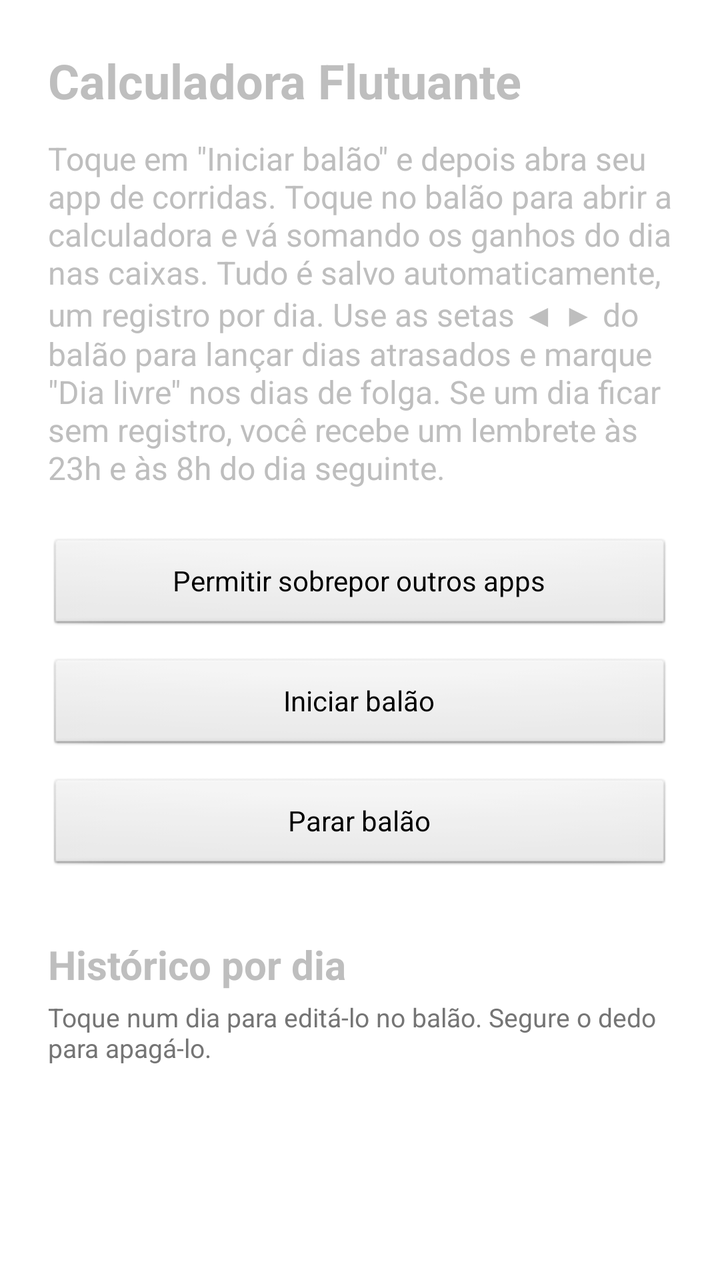
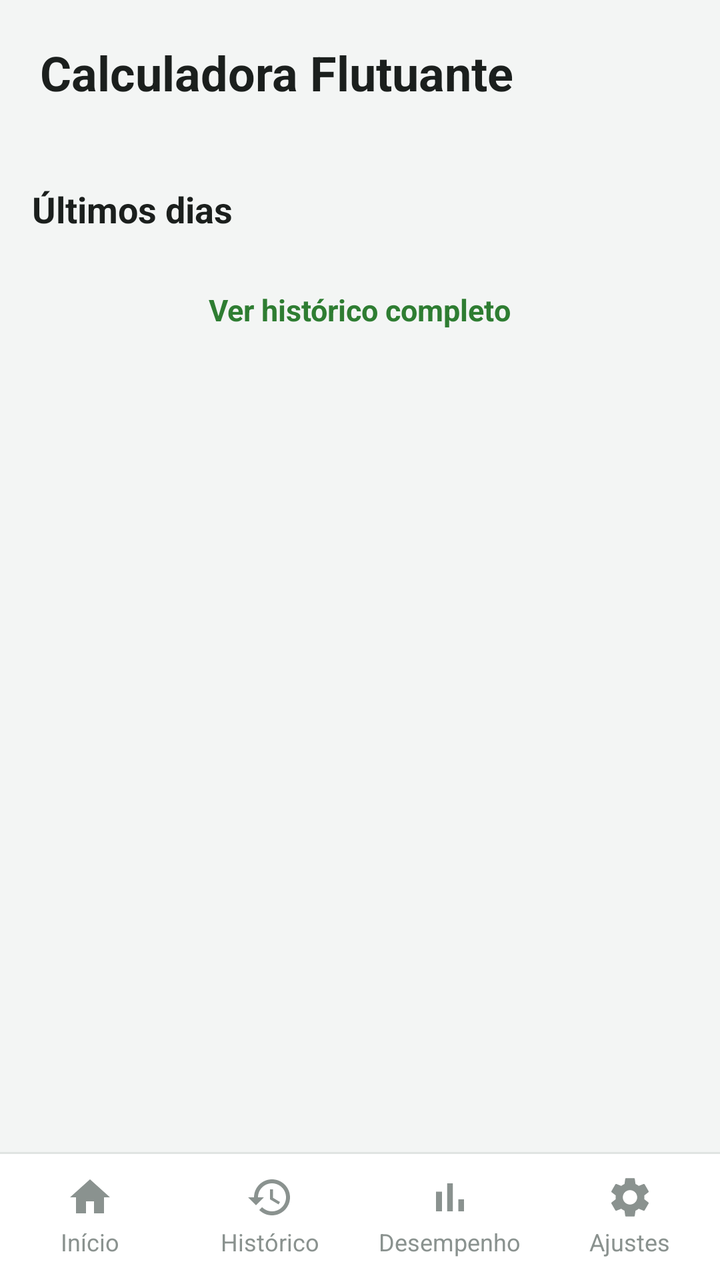

Two renders of the same Android screen: before a commit and after it. Below are the layout's source before the change and the commit's diff.
<!-- AndroidManifest.xml: activity theme Lancador -->
<!-- res/layout/activity_main.xml -->
<?xml version="1.0" encoding="utf-8"?>
<ScrollView xmlns:android="http://schemas.android.com/apk/res/android"
    android:id="@+id/rolagem"
    android:layout_width="match_parent"
    android:layout_height="match_parent">

<LinearLayout
    android:layout_width="match_parent"
    android:layout_height="wrap_content"
    android:orientation="vertical"
    android:padding="24dp">

    <TextView
        android:layout_width="wrap_content"
        android:layout_height="wrap_content"
        android:text="@string/app_name"
        android:textSize="24sp"
        android:textStyle="bold" />

    <TextView
        android:layout_width="match_parent"
        android:layout_height="wrap_content"
        android:layout_marginTop="12dp"
        android:text="@string/instrucoes"
        android:textSize="16sp" />

    <Button
        android:id="@+id/btnPermissao"
        android:layout_width="match_parent"
        android:layout_height="wrap_content"
        android:layout_marginTop="24dp"
        android:text="@string/permitir" />

    <Button
        android:id="@+id/btnIniciar"
        android:layout_width="match_parent"
        android:layout_height="wrap_content"
        android:layout_marginTop="12dp"
        android:text="@string/iniciar" />

    <Button
        android:id="@+id/btnParar"
        android:layout_width="match_parent"
        android:layout_height="wrap_content"
        android:layout_marginTop="12dp"
        android:text="@string/parar" />

    <TextView
        android:id="@+id/tituloHistorico"
        android:layout_width="wrap_content"
        android:layout_height="wrap_content"
        android:layout_marginTop="32dp"
        android:text="Histórico por dia"
        android:textSize="20sp"
        android:textStyle="bold" />

    <TextView
        android:layout_width="match_parent"
        android:layout_height="wrap_content"
        android:layout_marginTop="4dp"
        android:text="Toque num dia para editá-lo no balão. Segure o dedo para apagá-lo."
        android:textColor="#FF757575"
        android:textSize="13sp" />

    <LinearLayout
        android:id="@+id/historico"
        android:layout_width="match_parent"
        android:layout_height="wrap_content"
        android:layout_marginTop="8dp"
        android:orientation="vertical" />
</LinearLayout>
</ScrollView>
<!-- resources referenced by this layout -->
<resources>
  <!-- unchanged entries left out for length: 6 -->
</resources>

<!-- the commit's change to res/layout/activity_main.xml (unified diff, before → after) -->
@@ -1,72 +1,218 @@
 <?xml version="1.0" encoding="utf-8"?>
-<ScrollView xmlns:android="http://schemas.android.com/apk/res/android"
-    android:id="@+id/rolagem"
+<LinearLayout xmlns:android="http://schemas.android.com/apk/res/android"
+    android:id="@+id/raiz"
     android:layout_width="match_parent"
-    android:layout_height="match_parent">
-
-<LinearLayout
-    android:layout_width="match_parent"
-    android:layout_height="wrap_content"
-    android:orientation="vertical"
-    android:padding="24dp">
+    android:layout_height="match_parent"
+    android:background="@color/fundo"
+    android:orientation="vertical">
 
     <TextView
-        android:layout_width="wrap_content"
+        android:id="@+id/tituloAba"
+        android:layout_width="match_parent"
         android:layout_height="wrap_content"
+        android:paddingHorizontal="20dp"
+        android:paddingTop="20dp"
+        android:paddingBottom="8dp"
         android:text="@string/app_name"
+        android:textColor="@color/texto"
         android:textSize="24sp"
         android:textStyle="bold" />
 
-    <TextView
+    <FrameLayout
         android:layout_width="match_parent"
-        android:layout_height="wrap_content"
-        android:layout_marginTop="12dp"
-        android:text="@string/instrucoes"
-        android:textSize="16sp" />
-
-    <Button
-        android:id="@+id/btnPermissao"
+        android:layout_height="0dp"
+        android:layout_weight="1">
+
+        
+        <ScrollView
+            android:id="@+id/abaInicio"
+            android:layout_width="match_parent"
+            android:layout_height="match_parent">
+
+            <LinearLayout
+                android:layout_width="match_parent"
+                android:layout_height="wrap_content"
+                android:orientation="vertical"
+                android:paddingHorizontal="16dp"
+                android:paddingBottom="24dp">
+
+                <FrameLayout
+                    android:id="@+id/resumoMesAtual"
+                    android:layout_width="match_parent"
+                    android:layout_height="wrap_content"
+                    android:layout_marginTop="8dp" />
+
+                <TextView
+                    style="@style/TituloSecao"
+                    android:text="Últimos dias" />
+
+                <LinearLayout
+                    android:id="@+id/ultimosDias"
+                    android:layout_width="match_parent"
+                    android:layout_height="wrap_content"
+                    android:orientation="vertical" />
+
+                <TextView
+                    android:id="@+id/verHistorico"
+                    android:layout_width="wrap_content"
+                    android:layout_height="wrap_content"
+                    android:layout_gravity="center_horizontal"
+                    android:layout_marginTop="4dp"
+                    android:background="?android:attr/selectableItemBackground"
+                    android:padding="12dp"
+                    android:text="Ver histórico completo"
+                    android:textColor="@color/verde"
+                    android:textSize="15sp"
+                    android:textStyle="bold" />
+            </LinearLayout>
+        </ScrollView>
+
+        
+        <ScrollView
+            android:id="@+id/abaHistorico"
+            android:layout_width="match_parent"
+            android:layout_height="match_parent"
+            android:visibility="gone">
+
+            <LinearLayout
+                android:layout_width="match_parent"
+                android:layout_height="wrap_content"
+                android:orientation="vertical"
+                android:paddingHorizontal="16dp"
+                android:paddingBottom="24dp">
+
+                <TextView
+                    style="@style/TextoAjuda"
+                    android:layout_marginTop="4dp"
+                    android:text="Toque num dia para editá-lo no balão. Segure o dedo para apagá-lo." />
+
+                <LinearLayout
+                    android:id="@+id/historico"
+                    android:layout_width="match_parent"
+                    android:layout_height="wrap_content"
+                    android:orientation="vertical" />
+            </LinearLayout>
+        </ScrollView>
+
+        
+        <ScrollView
+            android:id="@+id/abaDesempenho"
+            android:layout_width="match_parent"
+            android:layout_height="match_parent"
+            android:visibility="gone">
+
+            <LinearLayout
+                android:id="@+id/desempenho"
+                android:layout_width="match_parent"
+                android:layout_height="wrap_content"
+                android:orientation="vertical"
+                android:paddingHorizontal="16dp"
+                android:paddingBottom="24dp" />
+        </ScrollView>
+
+        
+        <ScrollView
+            android:id="@+id/abaAjustes"
+            android:layout_width="match_parent"
+            android:layout_height="match_parent"
+            android:visibility="gone">
+
+            <LinearLayout
+                android:layout_width="match_parent"
+                android:layout_height="wrap_content"
+                android:orientation="vertical"
+                android:paddingHorizontal="16dp"
+                android:paddingBottom="24dp">
+
+                <LinearLayout
+                    android:layout_width="match_parent"
+                    android:layout_height="wrap_content"
+                    android:layout_marginTop="8dp"
+                    android:background="@drawable/card_day_bg"
+                    android:orientation="vertical"
+                    android:padding="16dp">
+
+                    <TextView
+                        android:layout_width="wrap_content"
+                        android:layout_height="wrap_content"
+                        android:text="Balão flutuante"
+                        android:textColor="@color/texto"
+                        android:textSize="16sp"
+                        android:textStyle="bold" />
+
+                    <TextView
+                        style="@style/TextoAjuda"
+                        android:layout_marginTop="6dp"
+                        android:text="@string/instrucoes" />
+
+                    <Button
+                        android:id="@+id/btnPermissao"
+                        style="@style/BotaoSecundario"
+                        android:layout_marginTop="16dp"
+                        android:text="@string/permitir" />
+
+                    <Button
+                        android:id="@+id/btnIniciar"
+                        style="@style/BotaoPrimario"
+                        android:text="@string/iniciar" />
+
+                    <Button
+                        android:id="@+id/btnParar"
+                        style="@style/BotaoSecundario"
+                        android:text="@string/parar" />
+                </LinearLayout>
+
+                <LinearLayout
+                    android:layout_width="match_parent"
+                    android:layout_height="wrap_content"
+                    android:layout_marginTop="12dp"
+                    android:background="@drawable/card_day_bg"
+                    android:orientation="vertical"
+                    android:padding="16dp">
+
+                    <TextView
+                        android:layout_width="wrap_content"
+                        android:layout_height="wrap_content"
+                        android:text="Lembretes"
+                        android:textColor="@color/texto"
+                        android:textSize="16sp"
+                        android:textStyle="bold" />
+
+                    <TextView
+                        style="@style/TextoAjuda"
+                        android:layout_marginTop="6dp"
+                        android:text="@string/lembretes" />
+                </LinearLayout>
+            </LinearLayout>
+        </ScrollView>
+    </FrameLayout>
+
+    
+    <LinearLayout
+        android:id="@+id/abas"
         android:layout_width="match_parent"
-        android:layout_height="wrap_content"
-        android:layout_marginTop="24dp"
-        android:text="@string/permitir" />
-
-    <Button
-        android:id="@+id/btnIniciar"
-        android:layout_width="match_parent"
-        android:layout_height="wrap_content"
-        android:layout_marginTop="12dp"
-        android:text="@string/iniciar" />
-
-    <Button
-        android:id="@+id/btnParar"
-        android:layout_width="match_parent"
-        android:layout_height="wrap_content"
-        android:layout_marginTop="12dp"
-        android:text="@string/parar" />
-
-    <TextView
-        android:id="@+id/tituloHistorico"
-        android:layout_width="wrap_content"
-        android:layout_height="wrap_content"
-        android:layout_marginTop="32dp"
-        android:text="Histórico por dia"
-        android:textSize="20sp"
-        android:textStyle="bold" />
-
-    <TextView
-        android:layout_width="match_parent"
-        android:layout_height="wrap_content"
-        android:layout_marginTop="4dp"
-        android:text="Toque num dia para editá-lo no balão. Segure o dedo para apagá-lo."
-        android:textColor="#FF757575"
-        android:textSize="13sp" />
-
-    <LinearLayout
-        android:id="@+id/historico"
-        android:layout_width="match_parent"
-        android:layout_height="wrap_content"
-        android:layout_marginTop="8dp"
-        android:orientation="vertical" />
+        android:layout_height="64dp"
+        android:background="@drawable/abas_bg"
+        android:orientation="horizontal">
+
+        <LinearLayout android:id="@+id/botaoInicio" style="@style/Aba">
+            <ImageView style="@style/AbaIcone" android:src="@drawable/ic_aba_inicio" />
+            <TextView style="@style/AbaTexto" android:text="Início" />
+        </LinearLayout>
+
+        <LinearLayout android:id="@+id/botaoHistorico" style="@style/Aba">
+            <ImageView style="@style/AbaIcone" android:src="@drawable/ic_aba_historico" />
+            <TextView style="@style/AbaTexto" android:text="Histórico" />
+        </LinearLayout>
+
+        <LinearLayout android:id="@+id/botaoDesempenho" style="@style/Aba">
+            <ImageView style="@style/AbaIcone" android:src="@drawable/ic_aba_desempenho" />
+            <TextView style="@style/AbaTexto" android:text="Desempenho" />
+        </LinearLayout>
+
+        <LinearLayout android:id="@+id/botaoAjustes" style="@style/Aba">
+            <ImageView style="@style/AbaIcone" android:src="@drawable/ic_aba_ajustes" />
+            <TextView style="@style/AbaTexto" android:text="Ajustes" />
+        </LinearLayout>
+    </LinearLayout>
 </LinearLayout>
-</ScrollView>
<!-- resource entries referenced after the edit -->
@@ -1,5 +1,150 @@
 <!-- resources referenced by this layout -->
 <resources>
+  <color name="fundo">#FFF3F5F4</color>
+  <color name="texto">#FF1B1F1D</color>
+  <color name="verde">#FF2E7D32</color>
+  <!-- drawable abas_bg (drawable) -->
+  <?xml version="1.0" encoding="utf-8"?>
+  <layer-list xmlns:android="http://schemas.android.com/apk/res/android">
+      <item>
+          <shape android:shape="rectangle">
+              <solid android:color="@color/borda" />
+          </shape>
+      </item>
+      <item android:top="1dp">
+          <shape android:shape="rectangle">
+              <solid android:color="@color/card" />
+          </shape>
+      </item>
+  </layer-list>
+  <!-- drawable card_day_bg (drawable) -->
+  <?xml version="1.0" encoding="utf-8"?>
+  <shape xmlns:android="http://schemas.android.com/apk/res/android" android:shape="rectangle">
+      <solid android:color="@color/card" />
+      <stroke android:width="1dp" android:color="@color/borda" />
+      <corners android:radius="16dp" />
+  </shape>
+  <!-- drawable ic_aba_ajustes (drawable) -->
+  <?xml version="1.0" encoding="utf-8"?>
+  <vector xmlns:android="http://schemas.android.com/apk/res/android"
+      android:width="24dp"
+      android:height="24dp"
+      android:viewportWidth="24"
+      android:viewportHeight="24">
+      <path
+          android:fillColor="#FFFFFFFF"
+          android:pathData="M19.14,12.94c0.04,-0.3 0.06,-0.61 0.06,-0.94c0,-0.32 -0.02,-0.64 -0.07,-0.94l2.03,-1.58c0.18,-0.14 0.23,-0.41 0.12,-0.61l-1.92,-3.32c-0.12,-0.22 -0.37,-0.29 -0.59,-0.22l-2.39,0.96c-0.5,-0.38 -1.03,-0.7 -1.62,-0.94L14.4,2.81c-0.04,-0.24 -0.24,-0.41 -0.48,-0.41h-3.84c-0.24,0 -0.43,0.17 -0.47,0.41L9.25,5.35C8.66,5.59 8.12,5.92 7.63,6.29L5.24,5.33c-0.22,-0.08 -0.47,0 -0.59,0.22L2.74,8.87C2.62,9.08 2.66,9.34 2.86,9.48l2.03,1.58C4.84,11.36 4.8,11.69 4.8,12s0.02,0.64 0.07,0.94l-2.03,1.58c-0.18,0.14 -0.23,0.41 -0.12,0.61l1.92,3.32c0.12,0.22 0.37,0.29 0.59,0.22l2.39,-0.96c0.5,0.38 1.03,0.7 1.62,0.94l0.36,2.54c0.05,0.24 0.24,0.41 0.48,0.41h3.84c0.24,0 0.44,-0.17 0.47,-0.41l0.36,-2.54c0.59,-0.24 1.13,-0.56 1.62,-0.94l2.39,0.96c0.22,0.08 0.47,0 0.59,-0.22l1.92,-3.32c0.12,-0.22 0.07,-0.47 -0.12,-0.61L19.14,12.94zM12,15.6c-1.98,0 -3.6,-1.62 -3.6,-3.6s1.62,-3.6 3.6,-3.6s3.6,1.62 3.6,3.6S13.98,15.6 12,15.6z" />
+  </vector>
+  <!-- drawable ic_aba_desempenho (drawable) -->
+  <?xml version="1.0" encoding="utf-8"?>
+  <vector xmlns:android="http://schemas.android.com/apk/res/android"
+      android:width="24dp"
+      android:height="24dp"
+      android:viewportWidth="24"
+      android:viewportHeight="24">
+      <path
+          android:fillColor="#FFFFFFFF"
+          android:pathData="M5,9.2h3V19H5zM10.6,5h2.8v14h-2.8zM16.2,13H19v6h-2.8z" />
+  </vector>
+  <!-- drawable ic_aba_historico (drawable) -->
+  <?xml version="1.0" encoding="utf-8"?>
+  <vector xmlns:android="http://schemas.android.com/apk/res/android"
+      android:width="24dp"
+      android:height="24dp"
+      android:viewportWidth="24"
+      android:viewportHeight="24">
+      <path
+          android:fillColor="#FFFFFFFF"
+          android:pathData="M13,3c-4.97,0 -9,4.03 -9,9H1l3.89,3.89 0.07,0.14L9,12H6c0,-3.87 3.13,-7 7,-7s7,3.13 7,7 -3.13,7 -7,7c-1.93,0 -3.68,-0.79 -4.94,-2.06l-1.42,1.42C8.27,19.99 10.51,21 13,21c4.97,0 9,-4.03 9,-9s-4.03,-9 -9,-9zM12,8v5l4.28,2.54 0.72,-1.21 -3.5,-2.08V8H12z" />
+  </vector>
+  <!-- drawable ic_aba_inicio (drawable) -->
+  <?xml version="1.0" encoding="utf-8"?>
+  <vector xmlns:android="http://schemas.android.com/apk/res/android"
+      android:width="24dp"
+      android:height="24dp"
+      android:viewportWidth="24"
+      android:viewportHeight="24">
+      <path
+          android:fillColor="#FFFFFFFF"
+          android:pathData="M10,20v-6h4v6h5v-8h3L12,3 2,12h3v8z" />
+  </vector>
+  <string name="lembretes">Se um dia ficar sem nenhum valor e sem a marcação de Dia livre, você recebe uma notificação às 23h e outra às 8h do dia seguinte. Tocar nela abre o balão no dia que ficou faltando.\n\nPara os lembretes funcionarem, deixe as notificações do app permitidas e, em celulares Xiaomi, Samsung e parecidos, ajuste a bateria do app para \"Sem restrições\".</string>
+  <style name="Aba">
+          <item name="android:layout_width">0dp</item>
+          <item name="android:layout_height">match_parent</item>
+          <item name="android:layout_weight">1</item>
+          <item name="android:background">?android:attr/selectableItemBackgroundBorderless</item>
+          <item name="android:gravity">center</item>
+          <item name="android:orientation">vertical</item>
+      </style>
+  <style name="AbaIcone">
+          <item name="android:layout_width">24dp</item>
+          <item name="android:layout_height">24dp</item>
+          <item name="android:tint">@color/aba_inativa</item>
+      </style>
+  <style name="AbaTexto">
+          <item name="android:layout_width">wrap_content</item>
+          <item name="android:layout_height">wrap_content</item>
+          <item name="android:layout_marginTop">2dp</item>
+          <item name="android:textColor">@color/aba_inativa</item>
+          <item name="android:textSize">12sp</item>
+      </style>
+  <style name="BotaoPrimario">
+          <item name="android:layout_width">match_parent</item>
+          <item name="android:layout_height">52dp</item>
+          <item name="android:layout_marginTop">12dp</item>
+          <item name="android:background">@drawable/botao_primario_bg</item>
+          <item name="android:stateListAnimator">@null</item>
+          <item name="android:textAllCaps">false</item>
+          <item name="android:textColor">#FFFFFFFF</item>
+          <item name="android:textSize">16sp</item>
+          <item name="android:textStyle">bold</item>
+      </style>
+  <style name="BotaoSecundario" parent="BotaoPrimario">
+          <item name="android:background">@drawable/botao_secundario_bg</item>
+          <item name="android:textColor">@color/verde</item>
+      </style>
+  <style name="TextoAjuda">
+          <item name="android:layout_width">match_parent</item>
+          <item name="android:layout_height">wrap_content</item>
+          <item name="android:lineSpacingExtra">3dp</item>
+          <item name="android:textColor">@color/texto_secundario</item>
+          <item name="android:textSize">14sp</item>
+      </style>
+  <style name="TituloSecao">
+          <item name="android:layout_width">wrap_content</item>
+          <item name="android:layout_height">wrap_content</item>
+          <item name="android:layout_marginTop">24dp</item>
+          <item name="android:layout_marginBottom">12dp</item>
+          <item name="android:textColor">@color/texto</item>
+          <item name="android:textSize">18sp</item>
+          <item name="android:textStyle">bold</item>
+      </style>
+  <color name="borda">#FFE0E4E2</color>
+  <color name="card">#FFFFFFFF</color>
+  <color name="aba_inativa">#FF8A928F</color>
+  <!-- drawable botao_primario_bg (drawable) -->
+  <?xml version="1.0" encoding="utf-8"?>
+  <ripple xmlns:android="http://schemas.android.com/apk/res/android" android:color="#33FFFFFF">
+      <item>
+          <shape android:shape="rectangle">
+              <solid android:color="@color/verde" />
+              <corners android:radius="12dp" />
+          </shape>
+      </item>
+  </ripple>
+  <!-- drawable botao_secundario_bg (drawable) -->
+  <?xml version="1.0" encoding="utf-8"?>
+  <ripple xmlns:android="http://schemas.android.com/apk/res/android" android:color="#222E7D32">
+      <item>
+          <shape android:shape="rectangle">
+              <solid android:color="@color/card" />
+              <stroke android:width="1dp" android:color="@color/verde" />
+              <corners android:radius="12dp" />
+          </shape>
+      </item>
+  </ripple>
+  <color name="texto_secundario">#FF6B7370</color>
   <!-- unchanged entries left out for length: 6 -->
 </resources>
 
